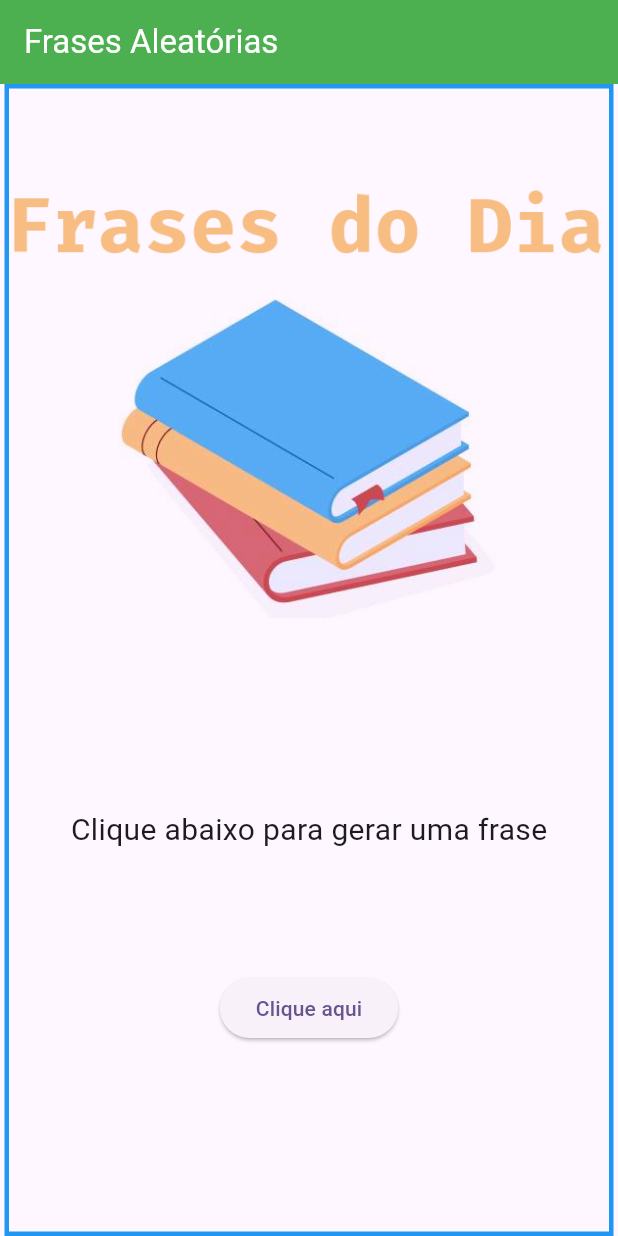
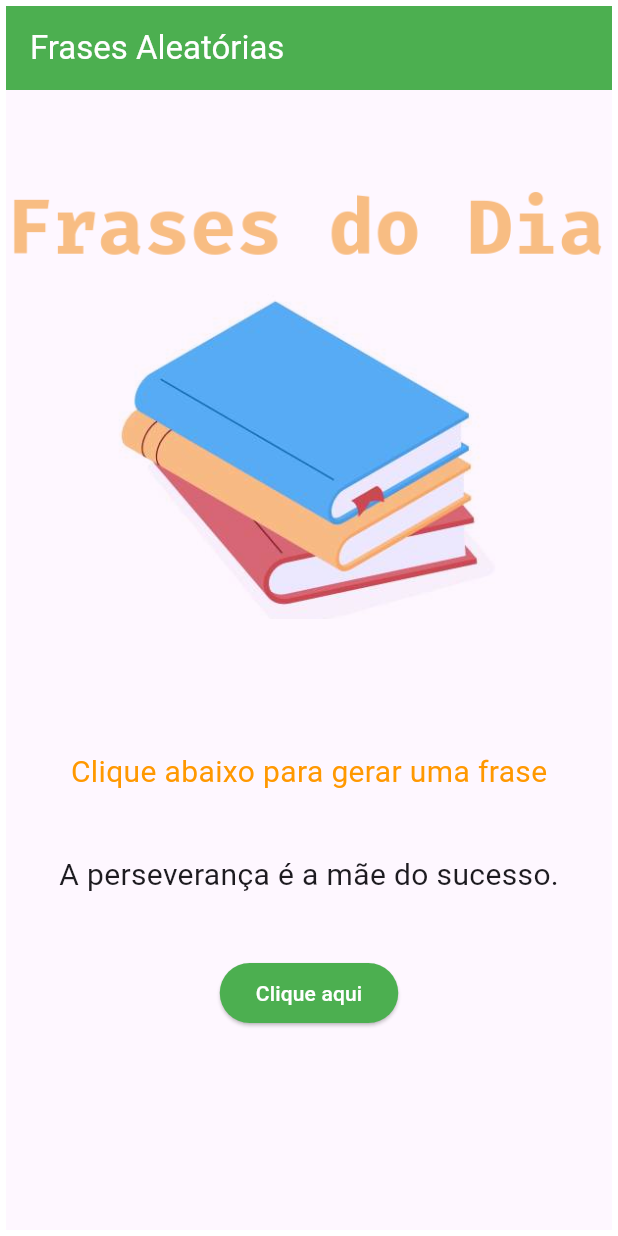
Before and after one commit to BernardoMendess/Laboratorio-de-dispositivos-moveis, a Flutter app: the screen it shows after launch, on a phone screen of 412 x 824 dp. Run offline on Flutter 3.47's test engine with Material 3 defaults, Android fonts, the phone set to English and light mode, and no system bars.

Commit message:
terminando o app 1

```diff
--- a/frases_aleatorias/lib/pages/home.dart
+++ b/frases_aleatorias/lib/pages/home.dart
@@ -1,4 +1,4 @@
-import 'dart:ffi';
+import 'dart:math';
 
 import 'package:flutter/material.dart';
 
@@ -11,6 +11,8 @@ class Home extends StatefulWidget{
 }
 
 class HomeState extends State<Home>{
+
+  var random = Random();
 
   List<String> frases = [
     'A vida é uma jornada, não um destino.',
@@ -28,7 +30,6 @@ class HomeState extends State<Home>{
     'A gratidão é a memória do coração.',
     'A gentileza gera gentileza.',
     'A honestidade é a melhor política.',
-    'A coragem não é a ausência de medo, mas a capacidade de enfrentá-lo.',
     'A mudança é a única constante na vida.',
     'A perseverança é a mãe do sucesso.',
     'A educação é a chave para o futuro.',
@@ -37,7 +38,6 @@ class HomeState extends State<Home>{
     'A paz começa com um sorriso.',
     'A natureza é a melhor professora.',
     'A música é a linguagem universal da humanidade.',
-    'A família é onde a vida começa e o amor nunca termina.',
     'A risada é o melhor remédio.',
     'A imaginação é mais importante que o conhecimento.',
     'A vida é cheia de surpresas.',
@@ -48,35 +48,44 @@ class HomeState extends State<Home>{
 
   @override
   Widget build(BuildContext context) {
-    return Scaffold(appBar: AppBar(
+    return Container(
+    decoration: BoxDecoration(
+      border: Border.all(
+        color: Colors.white,  // Cor da borda
+        width: 4.0,         // Espessura da borda
+      ),
+    ), child: Scaffold(appBar: AppBar(
         title: Text("Frases Aleatórias", style: TextStyle(color: Colors.white),
         ),
         backgroundColor: (Colors.green),
     ),
     body: Center( child: Container(
 
-decoration: BoxDecoration(
-border: Border.all(width: 3, color: Colors.blue),
-),
+decoration: BoxDecoration(),
       child: Column(children: [
         Image.asset("images/title.png",
         width: 400,
         height: 400,),
-        Padding(padding: EdgeInsets.all(40)),
-        Text("Clique abaixo para gerar uma frase", style: TextStyle(fontSize: 20),),
-        Padding(padding: EdgeInsets.all(40)),
+        Padding(padding: EdgeInsets.all(20)),
+        Text("Clique abaixo para gerar uma frase", style: TextStyle(fontSize: 20, color: Colors.orange),),
+        Padding(padding: EdgeInsets.all(20)),
+        Text(frases[random.nextInt(frases.length)], style: TextStyle(fontSize: 20),),
+        Padding(padding: EdgeInsets.all(20)),
         ElevatedButton(onPressed: (){
           setState(() {
 
             });
         },
         child: Text("Clique aqui"),
-        )
+        style: ButtonStyle(
+          backgroundColor: MaterialStateProperty.all<Color>(Colors.green), // Cor do fundo
+          foregroundColor: MaterialStateProperty.all<Color>(Colors.white),
+        ),),
       ],
       ),
       ),
       ),
-
+    ),
     );
   }
 
```
